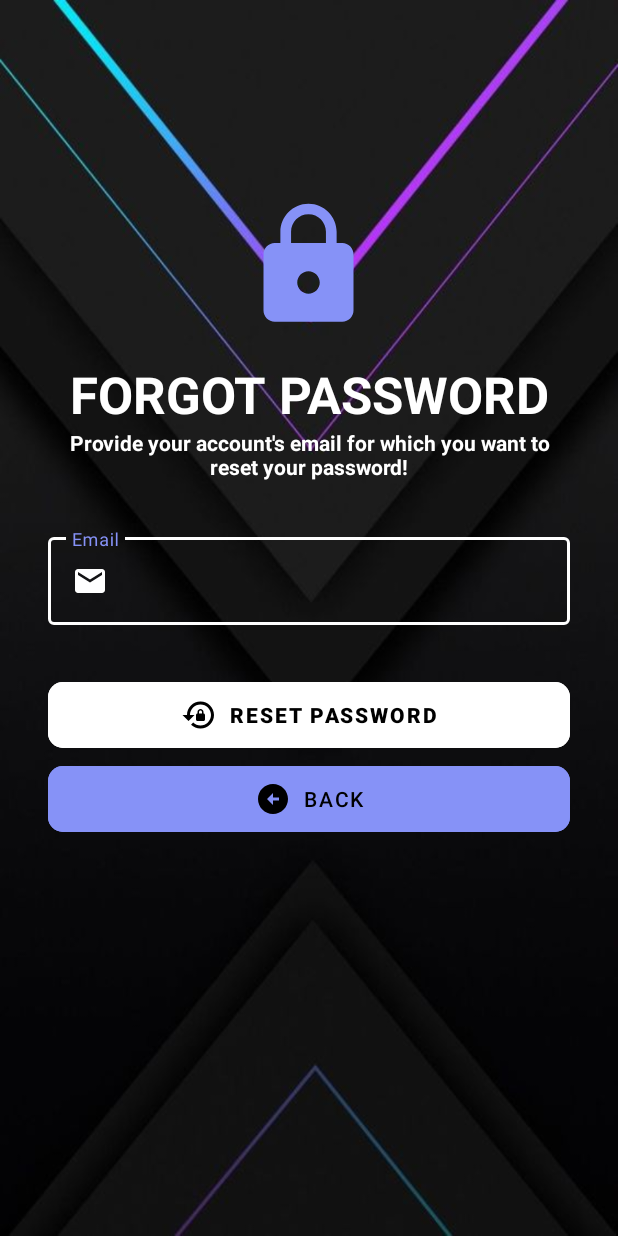
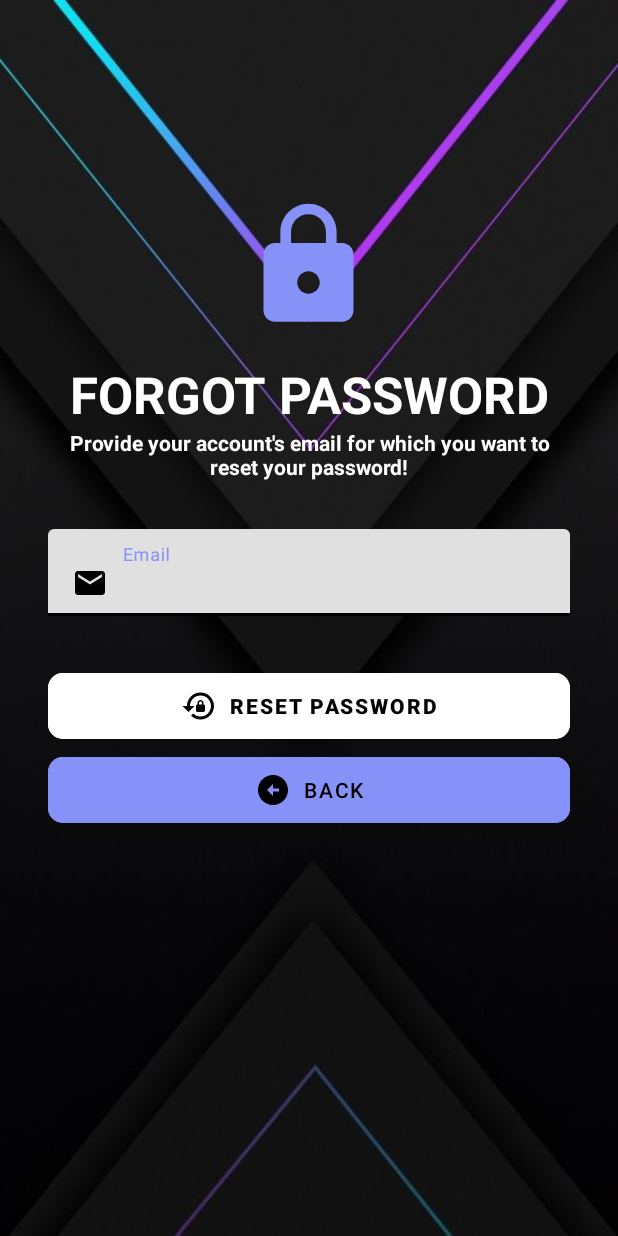
Before and after one commit to rcoel/NewsApp, an Android app: the ForgotPasswordActivity screen opened directly, with no data from a screen before it, on a phone screen of 412 x 824 dp. Run offline under Robolectric (Android 15) with nearby library versions, the phone set to English and light mode, and no system bars; our stand-ins replace Firebase (no records; nobody signed in at launch, a user with empty details on screens opened directly).

Commit message:
UI changes

```diff
--- a/app/src/main/java/com/example/newsapp/EditProfileActivity.java
+++ b/app/src/main/java/com/example/newsapp/EditProfileActivity.java
@@ -36,6 +36,8 @@ public class EditProfileActivity extends AppCompatActivity {
 
     ActivityResultLauncher<Intent> imagePickerLauncher;
 
+    Boolean change=false;
+
     @Override
     protected void onCreate(Bundle savedInstanceState) {
         super.onCreate(savedInstanceState);
@@ -68,6 +70,7 @@ public class EditProfileActivity extends AppCompatActivity {
             public void onClick(View view) {
                 Intent intent = new Intent(Intent.ACTION_PICK, MediaStore.Images.Media.EXTERNAL_CONTENT_URI);
                 imagePickerLauncher.launch(intent);
+
             }
         });
         saveButton.setOnClickListener(new View.OnClickListener() {
--- a/app/src/main/res/drawable/email_24.xml
+++ b/app/src/main/res/drawable/email_24.xml
@@ -1,4 +1,4 @@
-<vector android:height="24dp" android:tint="#FFFFFF"
+<vector android:height="24dp" android:tint="#000000"
     android:viewportHeight="24" android:viewportWidth="24"
     android:width="24dp" xmlns:android="http://schemas.android.com/apk/res/android">
     <path android:fillColor="@android:color/white" android:pathData="M20,4L4,4c-1.1,0 -1.99,0.9 -1.99,2L2,18c0,1.1 0.9,2 2,2h16c1.1,0 2,-0.9 2,-2L22,6c0,-1.1 -0.9,-2 -2,-2zM20,8l-8,5 -8,-5L4,6l8,5 8,-5v2z"/>
--- a/app/src/main/res/layout/activity_forgot_password.xml
+++ b/app/src/main/res/layout/activity_forgot_password.xml
@@ -54,24 +54,23 @@
 
         <com.google.android.material.textfield.TextInputLayout
             android:id="@+id/txtLayoutEmail"
-            style="@style/Widget.MaterialComponents.TextInputLayout.OutlinedBox"
+            style="@style/Widget.MaterialComponents.TextInputLayout.FilledBox"
             android:layout_width="match_parent"
             android:layout_height="wrap_content"
             android:layout_marginTop="32dp"
             android:hint="Email"
-            android:textColorHint="@color/white"
-            app:boxStrokeColor="@color/white">
+            android:textColorHint="@color/black"
+            app:boxStrokeColor="@color/black">
 
             <com.google.android.material.textfield.TextInputEditText
                 android:id="@+id/edtForgotPasswordEmail"
                 android:layout_width="match_parent"
-                android:layout_height="wrap_content"
+                android:layout_height="match_parent"
                 android:drawableLeft="@drawable/email_24"
-                android:drawablePadding="8dp"
+                android:drawablePadding="10dp"
                 android:inputType="textEmailAddress"
-                android:singleLine="true"
-                android:textColor="@color/white"
-                android:textColorHint="@color/white" />
+                android:textColor="@color/black"
+                android:textColorHint="@color/black" />
 
         </com.google.android.material.textfield.TextInputLayout>
 
```
